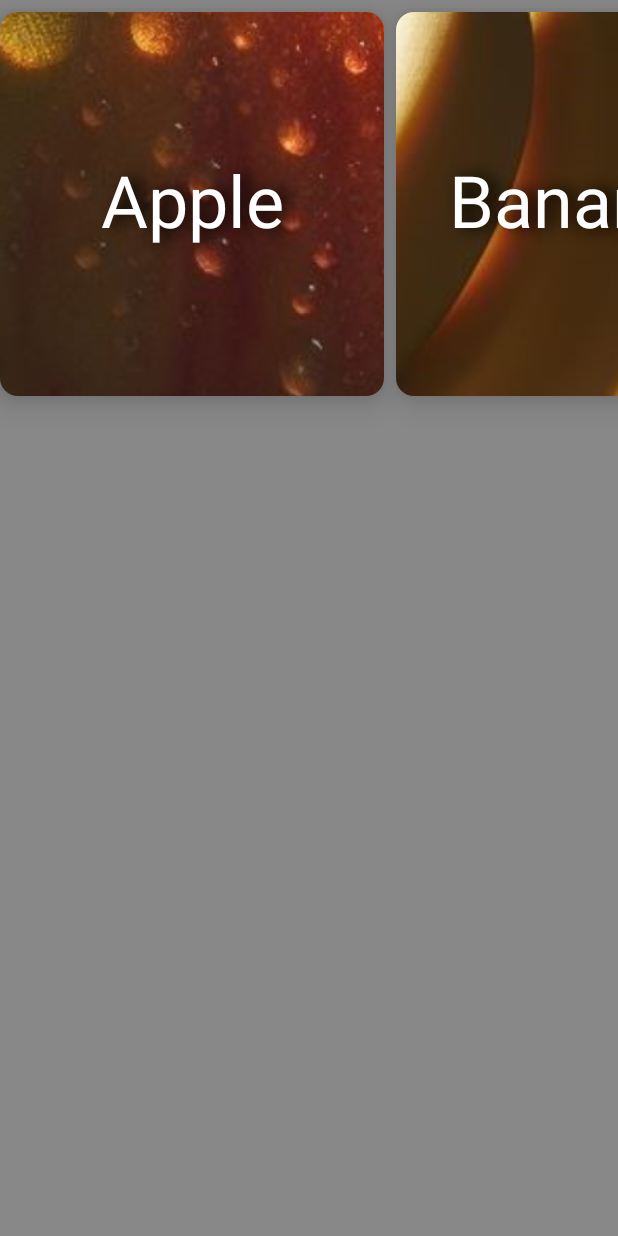
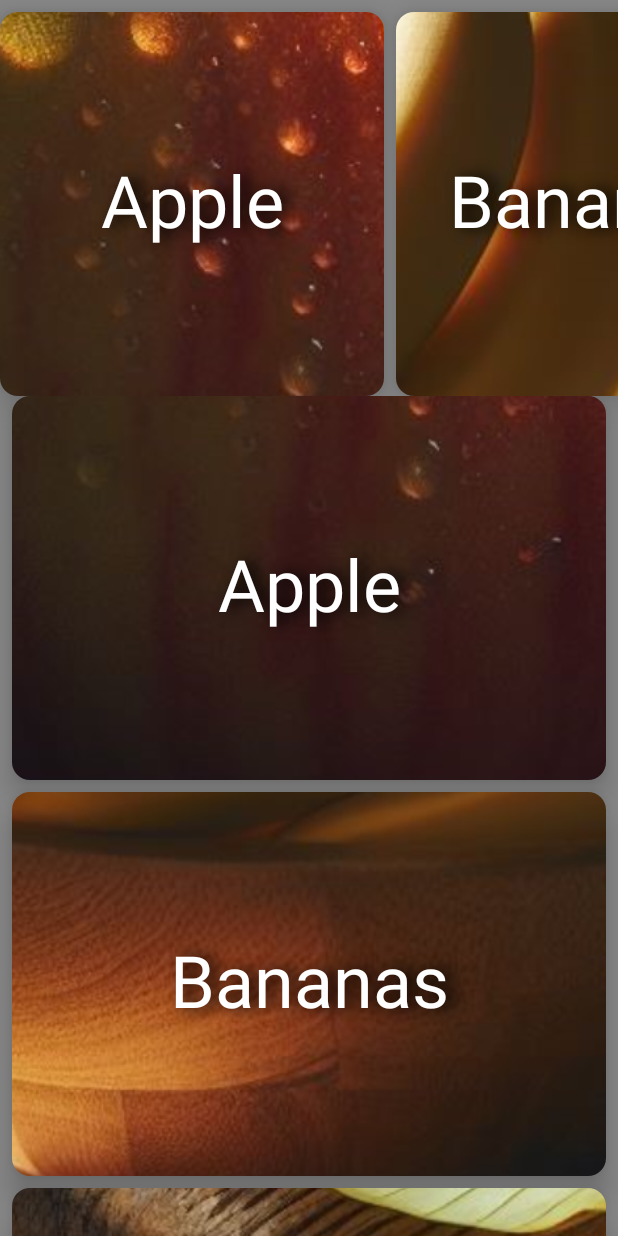
Before and after one commit to MaxGolendukhin/JetpackComposeParallax, an Android app built with Jetpack Compose: the screen it shows after launch (MainActivity), on a phone screen of 412 x 824 dp. Run offline under Robolectric (Android 15) with nearby library versions, the phone set to English and light mode, and no system bars.

Commit message:
Column with parallax

```diff
--- a/app/src/main/java/com/example/parallax/MainActivity.kt
+++ b/app/src/main/java/com/example/parallax/MainActivity.kt
@@ -13,11 +13,13 @@ import androidx.compose.foundation.layout.Box
 import androidx.compose.foundation.layout.Column
 import androidx.compose.foundation.layout.Row
 import androidx.compose.foundation.layout.fillMaxSize
+import androidx.compose.foundation.layout.fillMaxWidth
 import androidx.compose.foundation.layout.height
 import androidx.compose.foundation.layout.padding
 import androidx.compose.foundation.layout.size
 import androidx.compose.foundation.rememberScrollState
 import androidx.compose.foundation.shape.RoundedCornerShape
+import androidx.compose.foundation.verticalScroll
 import androidx.compose.material3.MaterialTheme
 import androidx.compose.material3.ScrollableTabRow
 import androidx.compose.material3.Surface
@@ -74,11 +76,14 @@ class MainActivity : ComponentActivity() {
 fun Content(content: List<Pair<String, Int>>) {
     val density = Resources.getSystem().displayMetrics.density
     val screenWidth = LocalConfiguration.current.screenWidthDp
+    val screenHeigth = LocalConfiguration.current.screenHeightDp
     val widthInPixels = density * screenWidth
+    val heigthInPixels = density * screenHeigth
 
     Surface(color = Color.Gray) {
         Column {
             Horizontal(content, widthInPixels)
+            Vertical(content, heigthInPixels)
         }
     }
 }
@@ -104,8 +109,6 @@ fun Horizontal(content: List<Pair<String, Int>>, widthInPixels: Float) {
                 contentAlignment = Alignment.Center,
             ) {
                 var parallaxOffset by rememberSaveable { mutableFloatStateOf(0f) }
-
-                if (it.first == "Onion") Log.e("parallaxOffset", parallaxOffset.toString())
 
                 Image(
                     painter = painterResource(it.second),
@@ -136,3 +139,56 @@ fun Horizontal(content: List<Pair<String, Int>>, widthInPixels: Float) {
         }
     }
 }
+
+@Composable
+fun Vertical(content: List<Pair<String, Int>>, heightInPixels: Float) {
+    val scrollState = rememberScrollState()
+
+    Column (
+        modifier = Modifier
+            .fillMaxWidth()
+            .padding(start = 8.dp, end = 8.dp)
+            .verticalScroll(scrollState),
+        verticalArrangement = Arrangement.spacedBy(8.dp)
+    ) {
+        content.forEach {
+            Box(
+                modifier = Modifier
+                    .height(256.dp)
+                    .shadow(
+                        elevation = 12.dp,
+                        shape = RoundedCornerShape(12.dp)
+                    ),
+                contentAlignment = Alignment.Center,
+            ) {
+                var parallaxOffset by rememberSaveable { mutableFloatStateOf(0f) }
+
+                Image(
+                    painter = painterResource(it.second),
+                    contentDescription = null,
+                    modifier = Modifier.onGloballyPositioned { coordinates ->
+                        parallaxOffset = coordinates.positionInRoot().y / heightInPixels
+                    },
+                    alignment = BiasAlignment(0f, parallaxOffset),
+                    contentScale = object : ContentScale {
+                        override fun computeScaleFactor(srcSize: Size, dstSize: Size) =
+                            ScaleFactor(1.4f, 1.4f)
+                    },
+                )
+                Text(
+                    text = it.first,
+                    textAlign = TextAlign.Center,
+                    fontSize = 48.sp,
+                    color = Color.White,
+                    style = MaterialTheme.typography.headlineMedium.copy(
+                        shadow = Shadow(
+                            color = Color.Black,
+                            offset = Offset(8f, 0f),
+                            blurRadius = 12f
+                        )
+                    ),
+                )
+            }
+        }
+    }
+}
```
